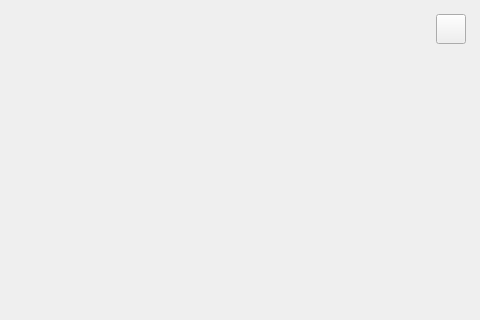
Before: the Qt Designer form src/citycollectionwidget.ui in UbuntuKylin/indicator-china-weather, drawn with Qt 5; both pictures show x 120 to 600 and y 0 to 320 of the 600 by 580 pixel window.
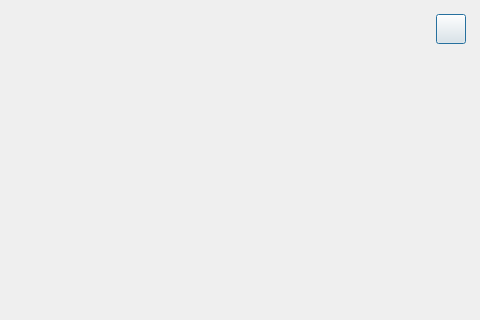
After: the same form once the commit is applied.

Commit message: [Fix] The main window is minimized by opening the dialog in tablet mode #26301

```diff
--- a/src/citycollectionwidget.ui
+++ b/src/citycollectionwidget.ui
@@ -1,7 +1,7 @@
 <?xml version="1.0" encoding="UTF-8"?>
 <ui version="4.0">
  <class>citycollectionwidget</class>
- <widget class="QWidget" name="citycollectionwidget">
+ <widget class="QDialog" name="citycollectionwidget">
   <property name="geometry">
    <rect>
     <x>0</x>
```
The commit also changes 3 other files.
